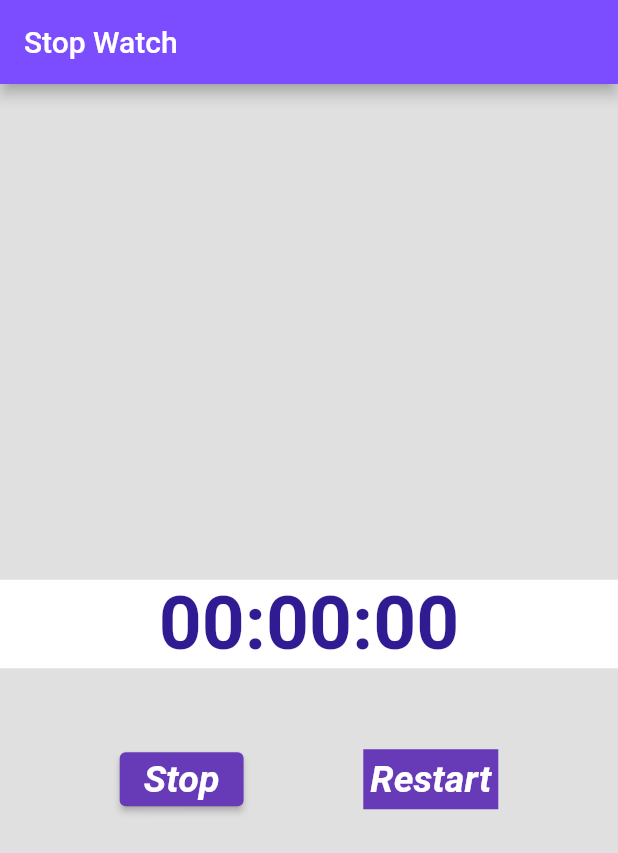
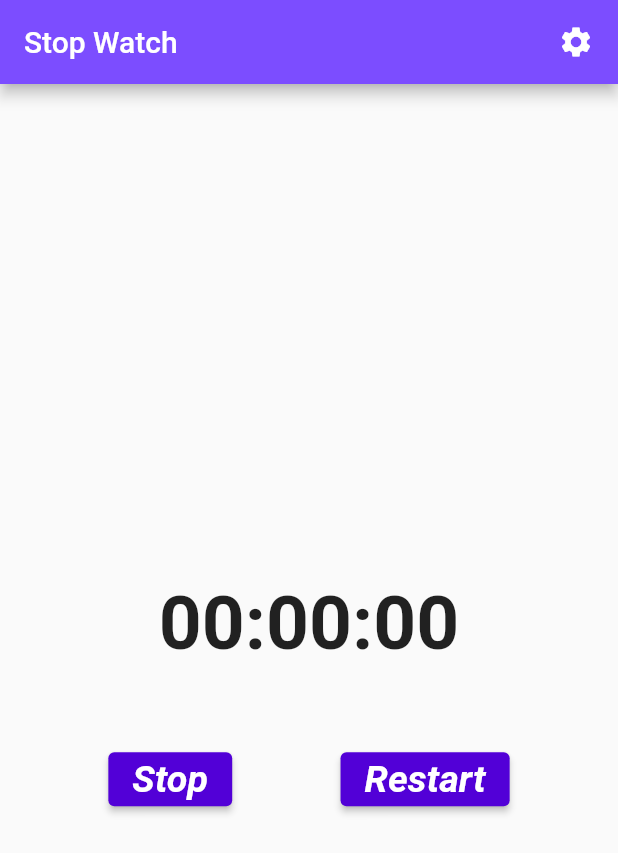
Before and after one commit to SalmaAlbakr/stopwatche_for_google, a Flutter app: the screen it shows after launch, after a tap on "Start", on a phone screen of 412 x 824 dp. Shown: the top 853 px of the screen. Run offline on Flutter 3.47's test engine with Material 2 defaults, Android fonts, the phone set to English and light mode, and no system bars; our stand-ins replace easy_localization; missing offline and left inert: shape_of_view_null_safe.

Commit message:
first commit

```diff
--- a/lib/main.dart
+++ b/lib/main.dart
@@ -1,18 +1,70 @@
 import 'package:flutter/material.dart';
 import 'package:stopwatch/stop_watch_screen.dart';
+import 'package:easy_localization/easy_localization.dart';
 
 
-void main() {
-  runApp(const MyApp());
+void main() async {
+
+   WidgetsFlutterBinding.ensureInitialized();
+  await EasyLocalization.ensureInitialized();
+
+  runApp(
+    EasyLocalization(
+        supportedLocales: [
+          Locale('en'),
+          Locale('ar')
+        ],
+        path: 'assets/translation',
+        fallbackLocale: Locale('ar'),
+        child: MyApp()
+    ),
+  );
 }
 
-class MyApp extends StatelessWidget {
+class MyApp extends StatefulWidget {
   const MyApp({super.key});
 
   @override
+  State<MyApp> createState() => _MyAppState();
+  static _MyAppState of(BuildContext context) =>
+      context.findAncestorStateOfType<_MyAppState>()!;
+}
+
+class _MyAppState extends State<MyApp> {
+  ThemeMode _themeMode = ThemeMode.system;
+  @override
   Widget build(BuildContext context) {
-    return const MaterialApp(
+    return  MaterialApp(
+      theme: ThemeData(
+        appBarTheme: AppBarTheme(color: Colors.deepPurpleAccent),
+        elevatedButtonTheme: ElevatedButtonThemeData(
+            style: ButtonStyle(
+                backgroundColor: MaterialStateProperty.all(Color(0xff5200d7))
+            )
+        ),
+        brightness: Brightness.light,
+
+      ),
+      darkTheme: ThemeData(
+        brightness: Brightness.dark,
+        appBarTheme: AppBarTheme(color: Color(0xFF624F82)),
+        elevatedButtonTheme: ElevatedButtonThemeData(
+            style: ButtonStyle(
+                backgroundColor: MaterialStateProperty.all(Color(0xFF533f6a))
+            )
+        ),
+        /* dark theme settings */
+      ),
+      themeMode: _themeMode,
+      localizationsDelegates: context.localizationDelegates,
+      supportedLocales: context.supportedLocales,
+      locale: context.locale,
       home: StopWatchScreen(),
     );
   }
+  void changeTheme(ThemeMode themeMode) {
+    setState(() {
+      _themeMode = themeMode;
+    });
+  }
 }
--- a/lib/stop_watch_screen.dart
+++ b/lib/stop_watch_screen.dart
@@ -1,12 +1,13 @@
 import 'dart:async';
 import 'package:flutter/material.dart';
 import 'package:shape_of_view_null_safe/shape_of_view_null_safe.dart';
+import 'package:easy_localization/easy_localization.dart';
+import 'package:stopwatch/setting_screen.dart';
 
 class StopWatchScreen extends StatefulWidget {
   const StopWatchScreen({super.key});
 
   @override
-  // ignore: library_private_types_in_public_api
   _StopWatchScreenState createState() => _StopWatchScreenState();
 }
 
@@ -15,7 +16,7 @@ class _StopWatchScreenState extends State<StopWatchScreen> {
   String time = "00:00:00";
   var swatch = Stopwatch();
   final dur = const Duration(seconds: 1);
-  String startButton = "Start";
+  String startButton =" ${"Start".tr()}";
 
   void startTimer() {
     Timer(dur, keepRunning);
@@ -48,7 +49,7 @@ class _StopWatchScreenState extends State<StopWatchScreen> {
       },
     );
     swatch.stop();
-    startButton = "Continue";
+    startButton = "Continue".tr();
   }
 
   void restartWatch() {
@@ -57,19 +58,35 @@ class _StopWatchScreenState extends State<StopWatchScreen> {
     );
     swatch.reset();
     time = "00:00:00";
-    startButton = "Start";
+    startButton = "Start".tr();
   }
 
   @override
   Widget build(BuildContext context) {
     return Scaffold(
       appBar: AppBar(
-        backgroundColor: Colors.deepPurpleAccent,
-        title: const Text(
-          "Stop Watch",
+       // backgroundColor: Colors.deepPurpleAccent,
+        title:  Row(
+          children: [
+            Text(
+              "AppName".tr(),
+            ),
+            Expanded(child: SizedBox()),
+
+            // if mode == dark ?
+
+
+            // :
+
+            GestureDetector(
+                onTap: (){
+                  Navigator.push(context, MaterialPageRoute(builder: (context) =>SettingScreen() ));
+                },
+                child: Icon(Icons.settings))
+          ],
         ),
       ),
-      backgroundColor: Colors.grey[300],
+      //backgroundColor: Colors.grey[300],
       body: Column(
         mainAxisAlignment: MainAxisAlignment.center,
         children: [
@@ -81,14 +98,15 @@ class _StopWatchScreenState extends State<StopWatchScreen> {
             width: 300,
             shape: PolygonShape(numberOfSides: 9),
             child: Container(
-              color: Colors.white,
+              //color: Colors.white,
               child: Center(
                 child: Text(
                   time,
                   style: TextStyle(
                     fontWeight: FontWeight.bold,
                     fontSize: 50,
-                    color: Colors.deepPurple[900],
+
+                    // color: Colors.deepPurple[900],
                   ),
                 ),
               ),
@@ -102,15 +120,11 @@ class _StopWatchScreenState extends State<StopWatchScreen> {
             children: [
               isVisible
                   ? ElevatedButton(
-                      style: const ButtonStyle(
-                        backgroundColor:
-                            MaterialStatePropertyAll(Colors.deepPurple),
-                      ),
                       onPressed: startWatch,
                       child: Text(
                         startButton,
                         style: const TextStyle(
-                          color: Colors.white,
+                         // color: Colors.white,
                           fontStyle: FontStyle.italic,
                           fontSize: 25,
                           fontWeight: FontWeight.w600,
@@ -119,33 +133,32 @@ class _StopWatchScreenState extends State<StopWatchScreen> {
                     )
                   : ElevatedButton(
                       style: const ButtonStyle(
-                        backgroundColor:
-                            MaterialStatePropertyAll(Colors.deepPurple),
+                       // backgroundColor: MaterialStatePropertyAll(Colors.deepPurple),
                       ),
                       onPressed: stopwatch,
-                      child: const Text(
-                        "Stop",
+                      child:  Text(
+                        "Stop".tr(),
                         style: TextStyle(
-                          color: Colors.white,
+                         // color: Colors.white,
                           fontStyle: FontStyle.italic,
                           fontSize: 25,
                           fontWeight: FontWeight.w600,
                         ),
                       ),
                     ),
-              InkWell(
-                onTap: restartWatch,
+              ElevatedButton(
+                onPressed: restartWatch,
                 child: Container(
-                  height: 40,
-                  width: 90,
+                 // height: 40,
+                 // width: 90,
                   alignment: Alignment.center,
-                  decoration: const BoxDecoration(
-                    color: Colors.deepPurple,
-                  ),
-                  child: const Text(
-                    "Restart",
+                  // decoration: const BoxDecoration(
+                  //   color: Colors.deepPurple,
+                  // ),
+                  child:  Text(
+                    "Restart".tr(),
                     style: TextStyle(
-                      color: Colors.white,
+                     // color: Colors.white,
                       fontStyle: FontStyle.italic,
                       fontSize: 25,
                       fontWeight: FontWeight.w600,
--- a/pubspec.yaml
+++ b/pubspec.yaml
@@ -37,6 +37,7 @@ dependencies:
   # Use with the CupertinoIcons class for iOS style icons.
   cupertino_icons: ^1.0.2
   shape_of_view_null_safe: ^2.0.0
+  easy_localization: ^3.0.2
 
 dev_dependencies:
   flutter_test:
@@ -47,7 +48,7 @@ dev_dependencies:
   # activated in the `analysis_options.yaml` file located at the root of your
   # package. See that file for information about deactivating specific lint
   # rules and activating additional ones.
-  flutter_lints: ^2.0.0
+  # flutter_lints: ^2.0.0
 
 # For information on the generic Dart part of this file, see the
 # following page: https://dart.dev/tools/pub/pubspec
@@ -64,7 +65,8 @@ flutter:
   # assets:
   #   - images/a_dot_burr.jpeg
   #   - images/a_dot_ham.jpeg
-
+  assets:
+    - assets/translation/
   # An image asset can refer to one or more resolution-specific "variants", see
   # https://flutter.dev/assets-and-images/#resolution-aware
 
```
Also changed, not shown: assets/translation/ar.json (added, +11 -0 lines), assets/translation/en.json (added, +11 -0 lines), lib/setting_screen.dart (added, +86 -0 lines), pubspec.lock, 1 other file.
